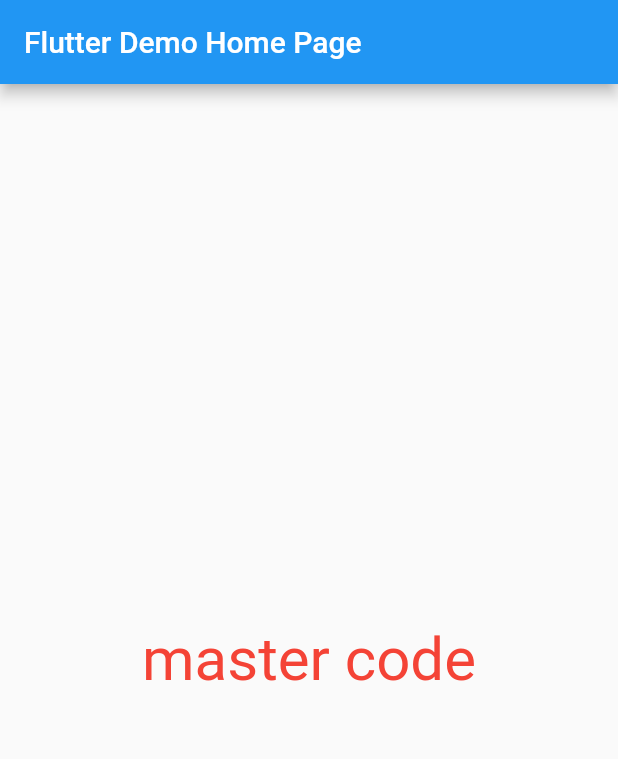
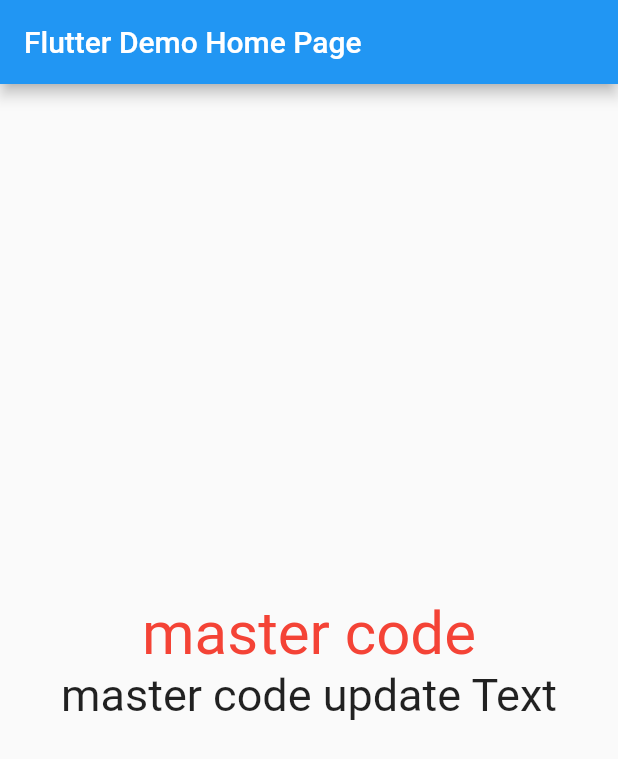
Before and after one commit to jami000/demo-git, a Flutter app: the screen it shows after launch, on a phone screen of 412 x 824 dp. Shown: the top 759 px of the screen. Run offline on Flutter 3.47's test engine with Material 2 defaults, Android fonts, the phone set to English and light mode, and no system bars.

Commit message:
master update code line 44,45

```diff
--- a/demogit_test/lib/main.dart
+++ b/demogit_test/lib/main.dart
@@ -41,6 +41,9 @@ class _MyHomePageState extends State<MyHomePage> {
             Text(
               'master code', style: TextStyle(fontSize: 40, color: Colors.red),
             ),
+            Text(
+              'master code update Text', style: TextStyle(fontSize: 30),
+            ),
           ],
         ),
       ),
```
